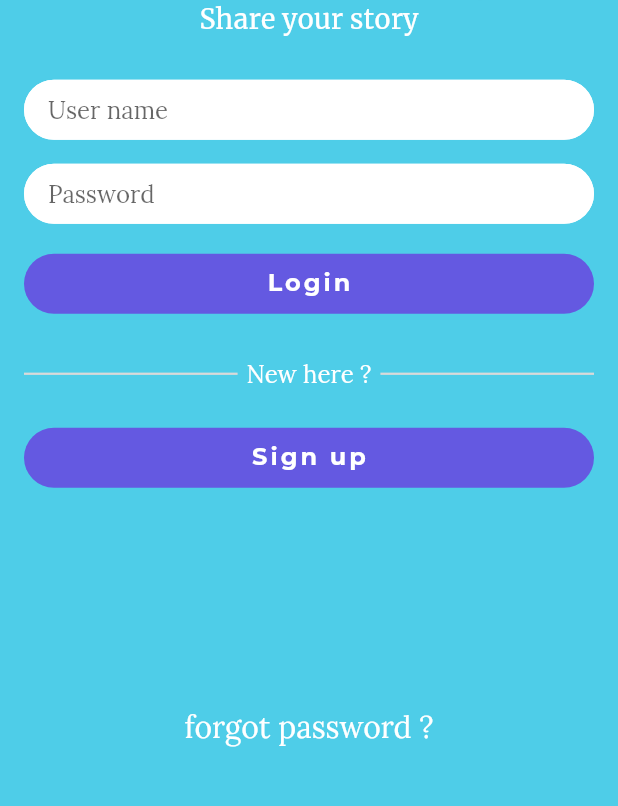
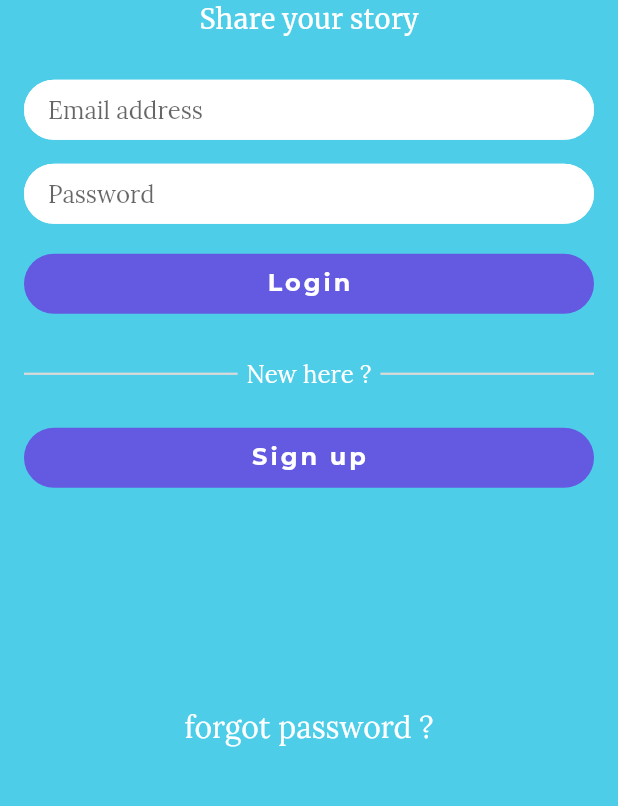
Before and after one commit to Riteshbhalerao11/Enabled, a Flutter app: the screen it shows after launch, on a phone screen of 412 x 824 dp, the part 401-1207 px from its top. Run offline on Flutter 3.47's test engine with Material 2 defaults, Android fonts, the phone set to English and light mode, and no system bars; our stand-ins replace cloud_firestore, firebase_auth, firebase_core, flutter_riverpod, fpdart, routemaster; accounts and stored records are empty; project files that could hold a hidden picture were left out.

Commit message:
Included semantics in auth pages

```diff
--- a/lib/features/Auth/screen/login_screen.dart
+++ b/lib/features/Auth/screen/login_screen.dart
@@ -38,11 +38,18 @@ class _LoginScreenState extends ConsumerState<LoginScreen> {
                   Column(
                     mainAxisAlignment: MainAxisAlignment.center,
                     children: [
-                      const TitleWidg(),
-                      const SizedBox(
-                        height: 12,
+                      MergeSemantics(
+                        child: Column(
+                          mainAxisSize: MainAxisSize.min,
+                          children: const [
+                            TitleWidg(),
+                            SizedBox(
+                              height: 12,
+                            ),
+                            Tagline(),
+                          ],
+                        ),
                       ),
-                      const Tagline(),
                       const SizedBox(height: 32),
                       LoginForm(loginUser)
                     ],
--- a/lib/features/Auth/screen/widgets/forms/login_form.dart
+++ b/lib/features/Auth/screen/widgets/forms/login_form.dart
@@ -35,7 +35,6 @@ class _LoginFormState extends ConsumerState<LoginForm> {
   @override
   Widget build(BuildContext context) {
     final isLoading = ref.watch(authControllerProvider);
-    print(isLoading);
     return Form(
         key: _formkey,
         child: Column(
@@ -43,6 +42,9 @@ class _LoginFormState extends ConsumerState<LoginForm> {
           children: [
             Container(
               padding: const EdgeInsets.symmetric(horizontal: 16),
+              child: Semantics(
+                excludeSemantics: true,
+                label: "Email address input box. Double tap to activate",
                 child: TextFormField(
                   validator: (value) {
                     if (value == null || !value.contains('@')) {
@@ -52,14 +54,16 @@ class _LoginFormState extends ConsumerState<LoginForm> {
                   },
                   keyboardType: TextInputType.emailAddress,
                   style: const TextStyle(
-                    fontFamily: 'Lora', fontSize: 16, color: Color(0xFF454545)),
+                      fontFamily: 'Lora',
+                      fontSize: 16,
+                      color: Color(0xFF454545)),
                   decoration: InputDecoration(
-                  contentPadding:
-                      const EdgeInsets.symmetric(horizontal: 16, vertical: 10),
+                    contentPadding: const EdgeInsets.symmetric(
+                        horizontal: 16, vertical: 10),
                     isDense: true,
                     filled: true,
                     fillColor: Colors.white,
-                  hintText: "User name",
+                    hintText: "Email address",
                     border: defaultBorder,
                     enabledBorder: defaultBorder,
                     focusedBorder: defaultBorder,
@@ -71,9 +75,13 @@ class _LoginFormState extends ConsumerState<LoginForm> {
                   },
                 ),
               ),
+            ),
             const SizedBox(height: 16),
             Container(
               padding: const EdgeInsets.symmetric(horizontal: 16),
+              child: Semantics(
+                excludeSemantics: true,
+                label: "Password input box. Double tap to activate",
                 child: TextFormField(
                   validator: (value) {
                     if (value == null || value.length < 7) {
@@ -82,10 +90,12 @@ class _LoginFormState extends ConsumerState<LoginForm> {
                     return null;
                   },
                   style: const TextStyle(
-                    fontFamily: 'Lora', fontSize: 16, color: Color(0xFF454545)),
+                      fontFamily: 'Lora',
+                      fontSize: 16,
+                      color: Color(0xFF454545)),
                   decoration: InputDecoration(
-                  contentPadding:
-                      const EdgeInsets.symmetric(horizontal: 16, vertical: 10),
+                    contentPadding: const EdgeInsets.symmetric(
+                        horizontal: 16, vertical: 10),
                     isDense: true,
                     filled: true,
                     fillColor: Colors.white,
@@ -102,6 +112,7 @@ class _LoginFormState extends ConsumerState<LoginForm> {
                   onSaved: (newValue) {
                     _userPassword = newValue!;
                   },
+                ),
               ),
             ),
             const SizedBox(height: 16),
--- a/lib/features/Auth/screen/widgets/title.dart
+++ b/lib/features/Auth/screen/widgets/title.dart
@@ -5,7 +5,9 @@ class TitleWidg extends StatelessWidget {
 
   @override
   Widget build(BuildContext context) {
-    return Text(
+    return Semantics(
+      label: "App logo",
+      child: Text(
         "Enabled",
         style: TextStyle(
           height: 0.5,
@@ -16,6 +18,7 @@ class TitleWidg extends StatelessWidget {
             Shadow(offset: Offset(1, 5), blurRadius: 4.0, color: Colors.black26)
           ],
         ),
+      ),
     );
   }
 }
--- a/lib/features/Home/widgets/Buttons/appbar_buttons.dart
+++ b/lib/features/Home/widgets/Buttons/appbar_buttons.dart
@@ -1,4 +1,5 @@
 import 'package:flutter/material.dart';
+import 'package:routemaster/routemaster.dart';
 
 class AddButton extends StatelessWidget {
   const AddButton({super.key});
@@ -6,7 +7,9 @@ class AddButton extends StatelessWidget {
   @override
   Widget build(BuildContext context) {
     return IconButton(
-        onPressed: () {},
+        onPressed: () {
+          Routemaster.of(context).push('/add_post');
+        },
         icon: const Icon(
           Icons.add_circle,
           color: Colors.black,
```
Also changed, not shown: lib/features/Add post/screens/add_post_screen.dart (added, +41 -0 lines), lib/features/Auth/screen/signup_screen.dart (+11 -4 lines), lib/features/Auth/screen/widgets/forms/signup_form.dart (+34 -10 lines), lib/features/Home/widgets/Buttons/add_post_buttons.dart (added, +54 -0 lines). Lines whose indentation alone changed are shown as unchanged.
